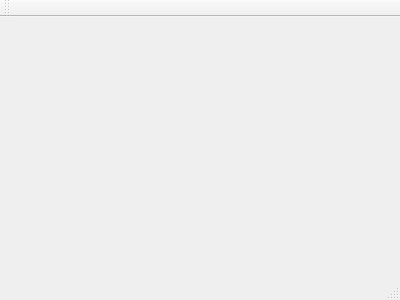
Before: the Qt Designer form student/12/timer/mainwindow.ui in VARTIOMIES/ohjelmointi-2-cplusplus, drawn with Qt 5.
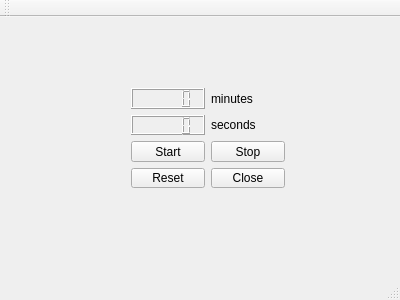
After: the same form once the commit is applied.

Commit message: Timer paska

What changed in the file:
```diff
--- a/student/12/timer/mainwindow.ui
+++ b/student/12/timer/mainwindow.ui
@@ -12,13 +12,89 @@
   <property name="windowTitle" >
    <string>MainWindow</string>
   </property>
-  <widget class="QMenuBar" name="menuBar" />
-  <widget class="QToolBar" name="mainToolBar" />
-  <widget class="QWidget" name="centralWidget" />
-  <widget class="QStatusBar" name="statusBar" />
+  <widget class="QWidget" name="centralWidget">
+   <widget class="QWidget" name="gridLayoutWidget">
+    <property name="geometry">
+     <rect>
+      <x>120</x>
+      <y>60</y>
+      <width>176</width>
+      <height>122</height>
+     </rect>
+    </property>
+    <layout class="QGridLayout" name="gridLayout">
+     <item row="0" column="0">
+      <widget class="QLCDNumber" name="lcdNumberMin"/>
+     </item>
+     <item row="1" column="1">
+      <widget class="QLabel" name="secondLabel">
+       <property name="text">
+        <string>seconds</string>
+       </property>
+      </widget>
+     </item>
+     <item row="0" column="1">
+      <widget class="QLabel" name="minuteLabel">
+       <property name="text">
+        <string>minutes</string>
+       </property>
+      </widget>
+     </item>
+     <item row="1" column="0">
+      <widget class="QLCDNumber" name="lcdNumberSec"/>
+     </item>
+     <item row="2" column="1">
+      <widget class="QPushButton" name="stopButton">
+       <property name="text">
+        <string>Stop</string>
+       </property>
+      </widget>
+     </item>
+     <item row="2" column="0">
+      <widget class="QPushButton" name="startButton">
+       <property name="text">
+        <string>Start</string>
+       </property>
+      </widget>
+     </item>
+     <item row="3" column="0">
+      <widget class="QPushButton" name="resetButton">
+       <property name="text">
+        <string>Reset</string>
+       </property>
+      </widget>
+     </item>
+     <item row="3" column="1">
+      <widget class="QPushButton" name="closeButton">
+       <property name="text">
+        <string>Close</string>
+       </property>
+      </widget>
+     </item>
+    </layout>
+   </widget>
+  </widget>
+  <widget class="QMenuBar" name="menuBar">
+   <property name="geometry">
+    <rect>
+     <x>0</x>
+     <y>0</y>
+     <width>400</width>
+     <height>25</height>
+    </rect>
+   </property>
+  </widget>
+  <widget class="QToolBar" name="mainToolBar">
+   <attribute name="toolBarArea">
+    <enum>TopToolBarArea</enum>
+   </attribute>
+   <attribute name="toolBarBreak">
+    <bool>false</bool>
+   </attribute>
+  </widget>
+  <widget class="QStatusBar" name="statusBar"/>
  </widget>
- <layoutDefault spacing="6" margin="11" />
- <pixmapfunction></pixmapfunction>
+ <layoutdefault spacing="6" margin="11"/>
  <resources/>
  <connections/>
 </ui>
```
Left out of the diff: 26 changed lines with no effect on the pictures. The commit also changes 2 other files.
